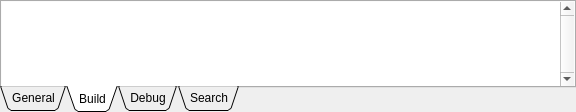
First picture: the form in apps/ide/outputpanedockwidget.ui, repository christopherpow/nesicide, before the edit.
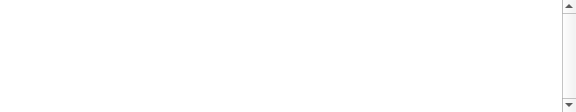
Second picture: the form after the edit.

Commit message: Reworking Output Pane to be a stacked widget with permanent buttons in the status bar.  Added some UI feedback for the compile and search features.  Replaced the text box in PRG-ROM display dialog with a QScintilla2 editor to make it consistent.

Diff of the .ui file:
```diff
--- a/apps/ide/outputpanedockwidget.ui
+++ b/apps/ide/outputpanedockwidget.ui
@@ -22,7 +22,7 @@
      <number>0</number>
     </property>
     <item row="0" column="0">
-     <widget class="QTabWidget" name="outputTabWidget">
+     <widget class="QStackedWidget" name="outputStackedWidget">
       <property name="sizePolicy">
        <sizepolicy hsizetype="Expanding" vsizetype="Expanding">
         <horstretch>0</horstretch>
@@ -38,34 +38,7 @@
       <property name="acceptDrops">
        <bool>false</bool>
       </property>
-      <property name="tabPosition">
-       <enum>QTabWidget::South</enum>
-      </property>
-      <property name="tabShape">
-       <enum>QTabWidget::Triangular</enum>
-      </property>
-      <property name="currentIndex">
-       <number>1</number>
-      </property>
-      <property name="elideMode">
-       <enum>Qt::ElideNone</enum>
-      </property>
-      <property name="usesScrollButtons">
-       <bool>true</bool>
-      </property>
-      <property name="documentMode">
-       <bool>false</bool>
-      </property>
-      <property name="tabsClosable">
-       <bool>false</bool>
-      </property>
-      <property name="movable">
-       <bool>false</bool>
-      </property>
-      <widget class="QWidget" name="generalOutput">
-       <attribute name="title">
-        <string>General</string>
-       </attribute>
+      <widget class="QWidget" name="outputStackedWidgetPage1" native="true">
        <layout class="QGridLayout" name="gridLayout_5">
         <property name="margin">
          <number>0</number>
@@ -109,10 +82,7 @@
         </item>
        </layout>
       </widget>
-      <widget class="QWidget" name="compilerOutput">
-       <attribute name="title">
-        <string>Build</string>
-       </attribute>
+      <widget class="QWidget" name="outputStackedWidgetPage2" native="true">
        <layout class="QGridLayout" name="gridLayout_4">
         <property name="margin">
          <number>0</number>
@@ -162,10 +132,7 @@
         </item>
        </layout>
       </widget>
-      <widget class="QWidget" name="debuggerOutput">
-       <attribute name="title">
-        <string>Debug</string>
-       </attribute>
+      <widget class="QWidget" name="outputStackedWidgetPage3" native="true">
        <layout class="QGridLayout" name="gridLayout_6">
         <property name="margin">
          <number>0</number>
@@ -209,10 +176,7 @@
         </item>
        </layout>
       </widget>
-      <widget class="QWidget" name="searchOutput">
-       <attribute name="title">
-        <string>Search</string>
-       </attribute>
+      <widget class="QWidget" name="outputStackedWidgetPage4" native="true">
        <layout class="QGridLayout" name="gridLayout_2">
         <property name="margin">
          <number>0</number>
```
The commit also changes 8 other files.
